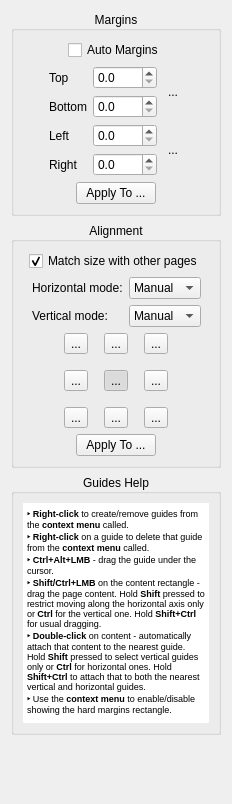
Before: the Qt Designer form src/core/filters/page_layout/OptionsWidget.ui in 4lex4/scantailor-advanced, drawn with Qt 5.
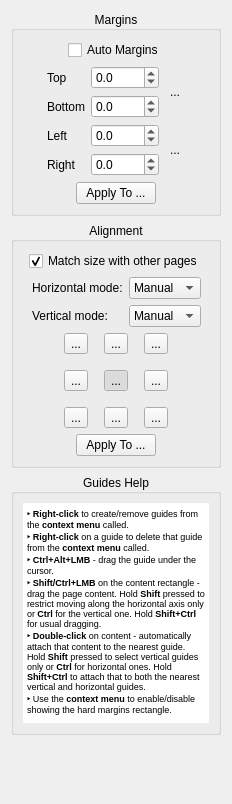
After: the same form once the commit is applied. Icons and pictures are not drawn. Custom widgets are drawn as their Qt base class.

Commit message: Enable negative margins Fixes: #3

The edit to the form file:
```diff
--- a/src/core/filters/page_layout/OptionsWidget.ui
+++ b/src/core/filters/page_layout/OptionsWidget.ui
@@ -205,6 +205,9 @@
             <property name="decimals">
              <number>1</number>
             </property>
+            <property name="minimum">
+             <double>-9999.000000000000000</double>
+            </property>
             <property name="maximum">
              <double>9999.000000000000000</double>
             </property>
@@ -215,6 +218,9 @@
             <property name="decimals">
              <number>1</number>
             </property>
+            <property name="minimum">
+             <double>-9999.000000000000000</double>
+            </property>
             <property name="maximum">
              <double>9999.000000000000000</double>
             </property>
@@ -225,6 +231,9 @@
             <property name="decimals">
              <number>1</number>
             </property>
+            <property name="minimum">
+             <double>-9999.000000000000000</double>
+            </property>
             <property name="maximum">
              <double>9999.000000000000000</double>
             </property>
@@ -242,6 +251,9 @@
             <property name="decimals">
              <number>1</number>
             </property>
+            <property name="minimum">
+             <double>-9999.000000000000000</double>
+            </property>
             <property name="maximum">
              <double>9999.000000000000000</double>
             </property>
```
